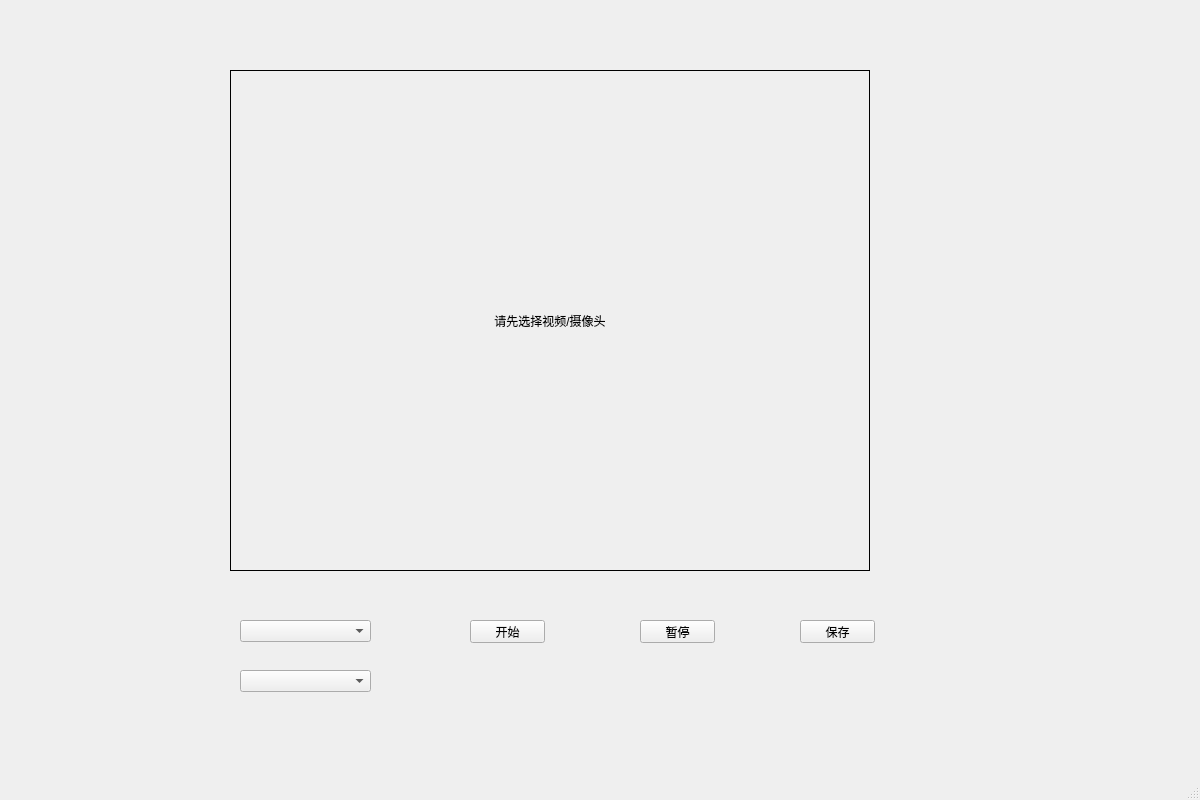
Before: the Qt Designer form Application/dealVideo.ui in TheRising-cxf/Test, drawn with Qt 5.
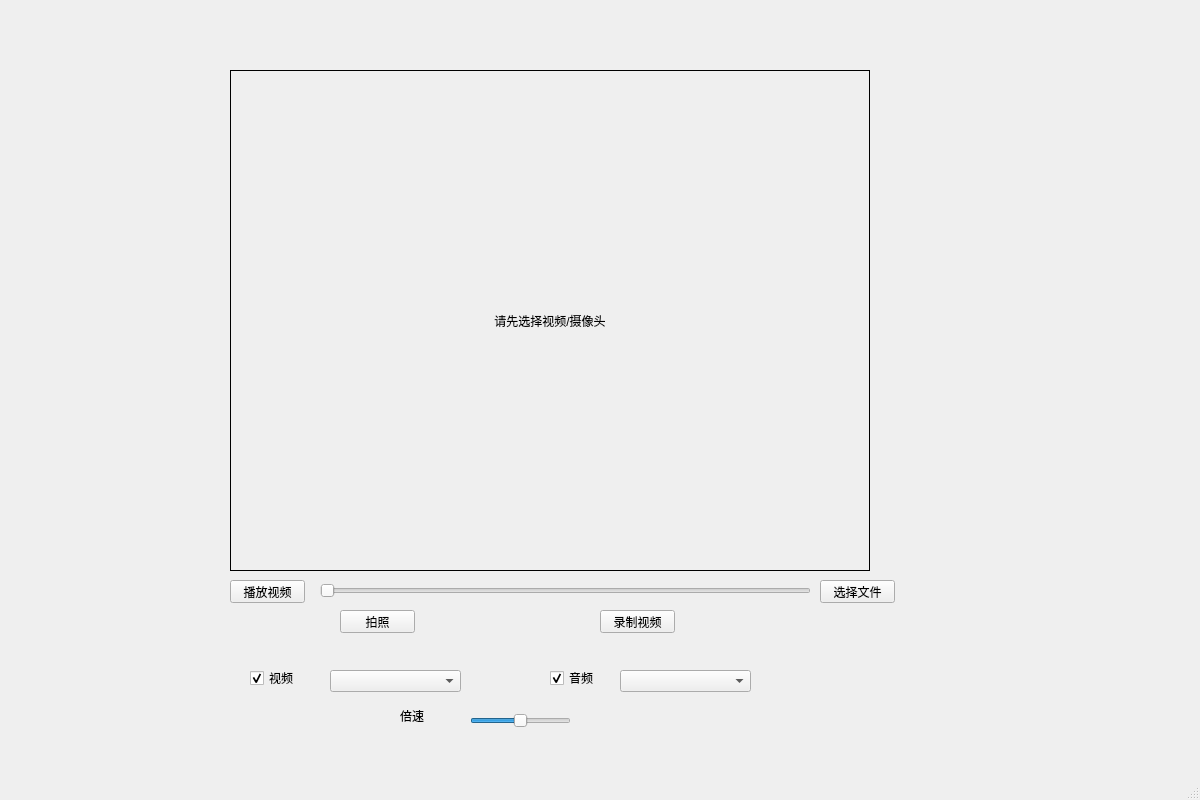
After: the same form once the commit is applied.

Commit message: 修改了内存泄露问题，以及添加暂停/播放功能

Patch:
```diff
--- a/Application/dealVideo.ui
+++ b/Application/dealVideo.ui
@@ -45,65 +45,161 @@
      <set>Qt::AlignCenter</set>
     </property>
    </widget>
-   <widget class="QPushButton" name="display">
-    <property name="geometry">
-     <rect>
-      <x>470</x>
-      <y>620</y>
-      <width>75</width>
-      <height>23</height>
-     </rect>
-    </property>
-    <property name="text">
-     <string>开始</string>
-    </property>
-   </widget>
-   <widget class="QPushButton" name="stop">
-    <property name="geometry">
-     <rect>
-      <x>640</x>
-      <y>620</y>
-      <width>75</width>
-      <height>23</height>
-     </rect>
-    </property>
-    <property name="text">
-     <string>暂停</string>
-    </property>
-   </widget>
    <widget class="QComboBox" name="comboBox">
     <property name="geometry">
      <rect>
-      <x>240</x>
-      <y>620</y>
+      <x>620</x>
+      <y>670</y>
       <width>131</width>
       <height>22</height>
      </rect>
     </property>
    </widget>
-   <widget class="QPushButton" name="save">
-    <property name="geometry">
-     <rect>
-      <x>800</x>
-      <y>620</y>
-      <width>75</width>
-      <height>23</height>
-     </rect>
-    </property>
-    <property name="text">
-     <string>保存</string>
-    </property>
-   </widget>
    <widget class="QComboBox" name="audioList">
     <property name="geometry">
      <rect>
-      <x>240</x>
+      <x>330</x>
       <y>670</y>
       <width>131</width>
       <height>22</height>
      </rect>
     </property>
    </widget>
+   <widget class="QPushButton" name="playVideo">
+    <property name="geometry">
+     <rect>
+      <x>230</x>
+      <y>580</y>
+      <width>75</width>
+      <height>23</height>
+     </rect>
+    </property>
+    <property name="text">
+     <string>播放视频</string>
+    </property>
+   </widget>
+   <widget class="QPushButton" name="recordVideo">
+    <property name="geometry">
+     <rect>
+      <x>600</x>
+      <y>610</y>
+      <width>75</width>
+      <height>23</height>
+     </rect>
+    </property>
+    <property name="text">
+     <string>录制视频</string>
+    </property>
+   </widget>
+   <widget class="QPushButton" name="photo">
+    <property name="geometry">
+     <rect>
+      <x>340</x>
+      <y>610</y>
+      <width>75</width>
+      <height>23</height>
+     </rect>
+    </property>
+    <property name="text">
+     <string>拍照</string>
+    </property>
+   </widget>
+   <widget class="QCheckBox" name="checkBox">
+    <property name="geometry">
+     <rect>
+      <x>550</x>
+      <y>670</y>
+      <width>71</width>
+      <height>16</height>
+     </rect>
+    </property>
+    <property name="text">
+     <string>音频</string>
+    </property>
+    <property name="checked">
+     <bool>true</bool>
+    </property>
+   </widget>
+   <widget class="QCheckBox" name="checkBox_2">
+    <property name="geometry">
+     <rect>
+      <x>250</x>
+      <y>670</y>
+      <width>71</width>
+      <height>16</height>
+     </rect>
+    </property>
+    <property name="text">
+     <string>视频</string>
+    </property>
+    <property name="checkable">
+     <bool>true</bool>
+    </property>
+    <property name="checked">
+     <bool>true</bool>
+    </property>
+   </widget>
+   <widget class="QSlider" name="playSpeed">
+    <property name="geometry">
+     <rect>
+      <x>470</x>
+      <y>710</y>
+      <width>101</width>
+      <height>22</height>
+     </rect>
+    </property>
+    <property name="maximum">
+     <number>4</number>
+    </property>
+    <property name="singleStep">
+     <number>1</number>
+    </property>
+    <property name="value">
+     <number>2</number>
+    </property>
+    <property name="orientation">
+     <enum>Qt::Horizontal</enum>
+    </property>
+   </widget>
+   <widget class="QLabel" name="label_2">
+    <property name="geometry">
+     <rect>
+      <x>400</x>
+      <y>710</y>
+      <width>54</width>
+      <height>12</height>
+     </rect>
+    </property>
+    <property name="text">
+     <string>倍速</string>
+    </property>
+   </widget>
+   <widget class="QSlider" name="horizontalSlider">
+    <property name="geometry">
+     <rect>
+      <x>320</x>
+      <y>580</y>
+      <width>491</width>
+      <height>22</height>
+     </rect>
+    </property>
+    <property name="orientation">
+     <enum>Qt::Horizontal</enum>
+    </property>
+   </widget>
+   <widget class="QPushButton" name="selectFile">
+    <property name="geometry">
+     <rect>
+      <x>820</x>
+      <y>580</y>
+      <width>75</width>
+      <height>23</height>
+     </rect>
+    </property>
+    <property name="text">
+     <string>选择文件</string>
+    </property>
+   </widget>
   </widget>
   <widget class="QMenuBar" name="menubar">
    <property name="geometry">
```
The commit also changes 23 other files.
